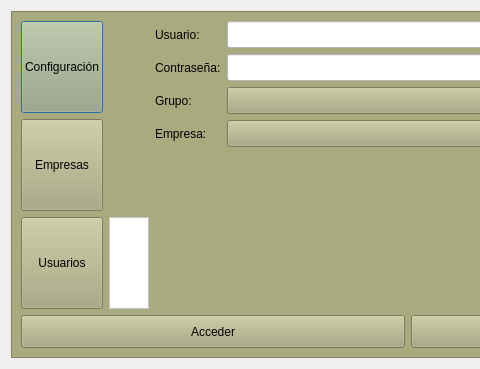
Old version of the form login.ui in the repository arcnexus/RedFoX; both pictures show x 0 to 480 and y 0 to 369 of the 815 by 369 pixel window.
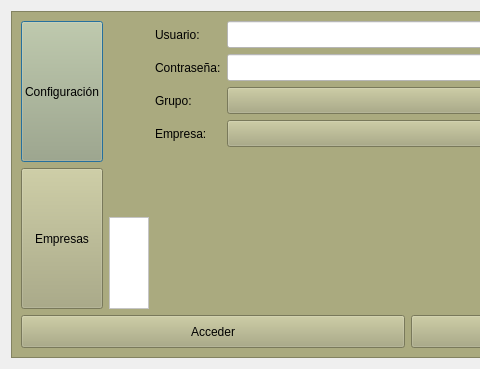
New version of the form. Icons and pictures are not drawn.

Commit message: fallback hacia mayaglobal.usuarios Creacion de super usuarios y mayaglobal db

The edit to the form file:
```diff
--- a/login.ui
+++ b/login.ui
@@ -126,32 +126,6 @@
           </property>
          </widget>
         </item>
-        <item>
-         <widget class="QPushButton" name="pushButton_2">
-          <property name="sizePolicy">
-           <sizepolicy hsizetype="Minimum" vsizetype="Preferred">
-            <horstretch>0</horstretch>
-            <verstretch>0</verstretch>
-           </sizepolicy>
-          </property>
-          <property name="styleSheet">
-           <string notr="true">color: rgb(0,0,0);</string>
-          </property>
-          <property name="text">
-           <string>Usuarios</string>
-          </property>
-          <property name="icon">
-           <iconset resource="maya.qrc">
-            <normaloff>:/Icons/PNG/users.png</normaloff>:/Icons/PNG/users.png</iconset>
-          </property>
-          <property name="iconSize">
-           <size>
-            <width>32</width>
-            <height>32</height>
-           </size>
-          </property>
-         </widget>
-        </item>
        </layout>
       </item>
       <item row="0" column="1">
```
The commit also changes 13 other files.
